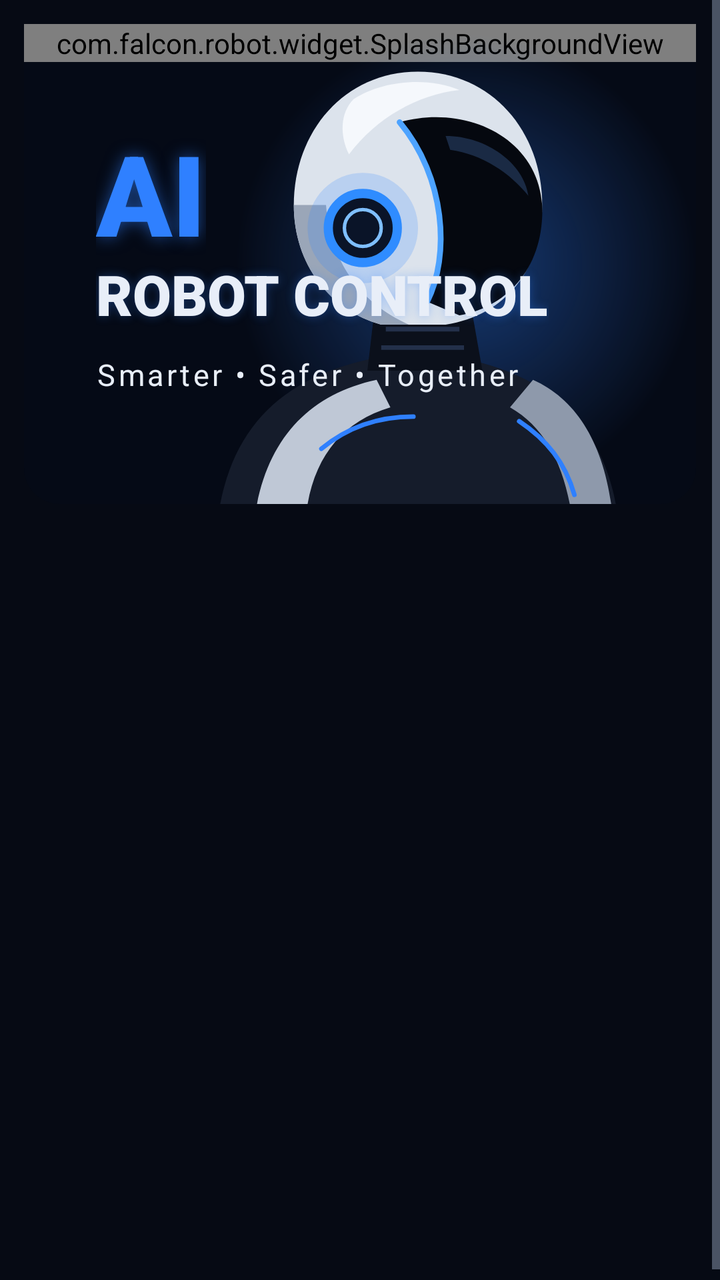
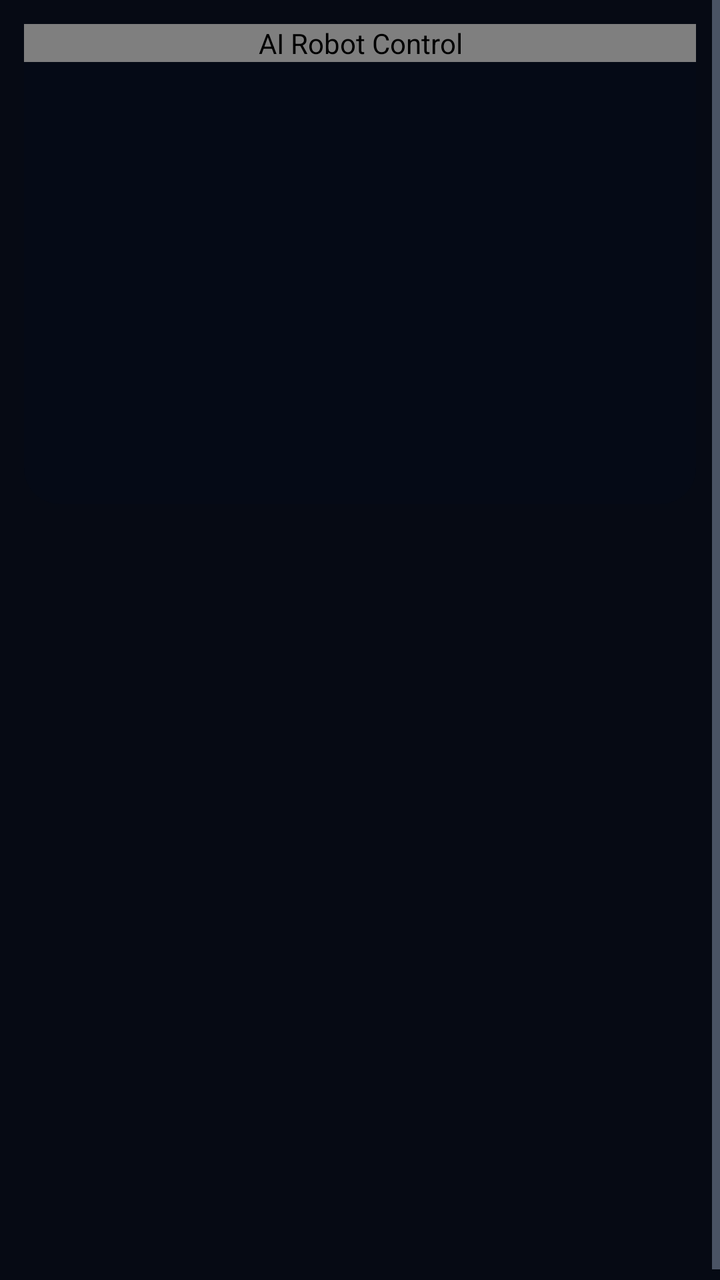

Compare the two renders of this Android layout. The source of the first and the diff that turns it into the second are given below.
<!-- AndroidManifest.xml: application theme Theme.RobotControl -->
<!-- res/layout/activity_main.xml -->
<?xml version="1.0" encoding="utf-8"?>
<ScrollView xmlns:android="http://schemas.android.com/apk/res/android"
    android:id="@+id/home_scroll"
    android:layout_width="match_parent"
    android:layout_height="match_parent"
    android:fillViewport="true">

    <LinearLayout
        android:layout_width="match_parent"
        android:layout_height="wrap_content"
        android:orientation="vertical"
        android:padding="@dimen/screen_padding">

        
        <LinearLayout
            android:id="@+id/columns"
            android:layout_width="match_parent"
            android:layout_height="wrap_content"
            android:layout_weight="1">

            <FrameLayout
                android:id="@+id/hero"
                android:layout_width="match_parent"
                android:layout_height="wrap_content"
                android:background="@drawable/bg_hero_frame"
                android:minHeight="@dimen/hero_min_height"
                android:tag="2.3">

                <com.falcon.robot.widget.SplashBackgroundView
                    android:layout_width="match_parent"
                    android:layout_height="match_parent" />

                <View
                    android:layout_width="@dimen/hero_robot"
                    android:layout_height="@dimen/hero_robot"
                    android:layout_gravity="end|center_vertical"
                    android:background="@drawable/bg_glow_blue" />

                <ImageView
                    android:layout_width="@dimen/hero_robot"
                    android:layout_height="@dimen/hero_robot"
                    android:layout_gravity="end|bottom"
                    android:layout_marginEnd="24dp"
                    android:contentDescription="@null"
                    android:scaleType="fitEnd"
                    android:src="@drawable/img_robot" />

                <LinearLayout
                    android:layout_width="wrap_content"
                    android:layout_height="wrap_content"
                    android:layout_gravity="start|center_vertical"
                    android:orientation="vertical"
                    android:paddingStart="36dp"
                    android:paddingEnd="16dp">

                    <TextView
                        android:id="@+id/hero_ai"
                        android:layout_width="wrap_content"
                        android:layout_height="wrap_content"
                        android:fontFamily="sans-serif-black"
                        android:includeFontPadding="false"
                        android:shadowColor="#882F80FF"
                        android:shadowRadius="20"
                        android:text="@string/title_ai"
                        android:textColor="@color/blue"
                        android:textSize="@dimen/hero_ai" />

                    <TextView
                        android:id="@+id/hero_title"
                        android:layout_width="wrap_content"
                        android:layout_height="wrap_content"
                        android:fontFamily="sans-serif-black"
                        android:includeFontPadding="false"
                        android:shadowColor="#552F80FF"
                        android:shadowRadius="12"
                        android:singleLine="true"
                        android:text="@string/title_rest"
                        android:textColor="@color/text_primary"
                        android:textSize="@dimen/hero_title" />

                    <TextView
                        android:layout_width="wrap_content"
                        android:layout_height="wrap_content"
                        android:layout_marginTop="12dp"
                        android:letterSpacing="0.1"
                        android:text="@string/hero_tagline"
                        android:textColor="@color/text_primary"
                        android:textSize="@dimen/hero_tagline" />
                </LinearLayout>
            </FrameLayout>

            
            <LinearLayout
                style="@style/Panel"
                android:padding="16dp"
                android:tag="1">

                <LinearLayout
                    android:layout_width="match_parent"
                    android:layout_height="wrap_content"
                    android:gravity="center_vertical"
                    android:orientation="horizontal">

                    <TextView
                        android:id="@+id/home_system_status"
                        style="@style/StatusText"
                        android:layout_width="0dp"
                        android:layout_weight="1"
                        android:textSize="15sp" />

                    <LinearLayout
                        android:layout_width="wrap_content"
                        android:layout_height="wrap_content"
                        android:gravity="end"
                        android:orientation="vertical">

                        <TextClock
                            android:layout_width="wrap_content"
                            android:layout_height="wrap_content"
                            android:fontFamily="sans-serif-medium"
                            android:format12Hour="h:mm"
                            android:format24Hour="HH:mm"
                            android:textColor="@color/text_primary"
                            android:textSize="24sp" />

                        <TextClock
                            android:layout_width="wrap_content"
                            android:layout_height="wrap_content"
                            android:format12Hour="@string/date_format"
                            android:format24Hour="@string/date_format"
                            android:textColor="@color/text_secondary"
                            android:textSize="12sp" />
                    </LinearLayout>
                </LinearLayout>

                
                <LinearLayout
                    android:layout_width="match_parent"
                    android:layout_height="wrap_content"
                    android:layout_marginTop="14dp"
                    android:background="@drawable/bg_status_box"
                    android:gravity="center_vertical"
                    android:orientation="horizontal"
                    android:padding="14dp">

                    <ImageView
                        android:id="@+id/status_wifi"
                        android:layout_width="30dp"
                        android:layout_height="30dp"
                        android:contentDescription="@string/wifi"
                        android:src="@drawable/ic_wifi" />

                    <LinearLayout
                        android:layout_width="0dp"
                        android:layout_height="wrap_content"
                        android:layout_marginStart="10dp"
                        android:layout_weight="1"
                        android:orientation="vertical">

                        <TextView
                            style="@style/FieldLabel"
                            android:text="@string/network" />

                        <TextView
                            android:id="@+id/home_network"
                            android:layout_width="wrap_content"
                            android:layout_height="wrap_content"
                            android:textColor="@color/teal"
                            android:textSize="14sp" />
                    </LinearLayout>

                    <View
                        android:layout_width="1dp"
                        android:layout_height="36dp"
                        android:layout_marginLeft="10dp"
                        android:layout_marginRight="10dp"
                        android:background="@color/divider" />

                    <ImageView
                        android:layout_width="30dp"
                        android:layout_height="30dp"
                        android:contentDescription="@null"
                        android:src="@drawable/ic_battery_h" />

                    <LinearLayout
                        android:layout_width="0dp"
                        android:layout_height="wrap_content"
                        android:layout_marginStart="10dp"
                        android:layout_weight="1"
                        android:orientation="vertical">

                        <TextView
                            style="@style/FieldLabel"
                            android:text="@string/battery" />

                        <TextView
                            android:id="@+id/status_battery"
                            android:layout_width="wrap_content"
                            android:layout_height="wrap_content"
                            android:textColor="@color/text_primary"
                            android:textSize="14sp" />

                        <ProgressBar
                            android:id="@+id/home_battery_bar"
                            style="@android:style/Widget.ProgressBar.Horizontal"
                            android:layout_width="match_parent"
                            android:layout_height="6dp"
                            android:layout_marginTop="4dp"
                            android:max="100"
                            android:progressDrawable="@drawable/progress_battery" />
                    </LinearLayout>
                </LinearLayout>

                
                <LinearLayout
                    android:id="@+id/quick_status"
                    android:layout_width="match_parent"
                    android:layout_height="wrap_content"
                    android:layout_weight="1"
                    android:layout_marginTop="12dp"
                    android:background="@drawable/bg_status_box"
                    android:orientation="vertical"
                    android:paddingLeft="14dp"
                    android:paddingTop="10dp"
                    android:paddingRight="8dp"
                    android:paddingBottom="6dp">

                    <TextView
                        android:layout_width="wrap_content"
                        android:layout_height="36dp"
                        android:drawableStart="@drawable/ic_check_circle"
                        android:drawablePadding="10dp"
                        android:gravity="center_vertical"
                        android:text="@string/quick_status"
                        android:textColor="@color/text_primary"
                        android:textSize="15sp" />
                </LinearLayout>
            </LinearLayout>
        </LinearLayout>

        
        <LinearLayout
            android:id="@+id/home_grid"
            android:layout_width="match_parent"
            android:layout_height="wrap_content"
            android:layout_marginTop="@dimen/gap"
            android:layout_weight="1.3"
            android:orientation="vertical" />
    </LinearLayout>
</ScrollView>
<!-- resources referenced by this layout -->
<resources>
  <color name="blue">#FF2F80FF</color>
  <color name="divider">#FF17233A</color>
  <color name="teal">#FF1ED9A4</color>
  <color name="text_primary">#FFE8EEF8</color>
  <color name="text_secondary">#FF8A97AE</color>
  <dimen name="gap">10dp</dimen>
  <dimen name="hero_ai">56sp</dimen>
  <dimen name="hero_min_height">240dp</dimen>
  <dimen name="hero_robot">230dp</dimen>
  <dimen name="hero_tagline">15sp</dimen>
  <dimen name="hero_title">28sp</dimen>
  <dimen name="screen_padding">12dp</dimen>
  <!-- drawable bg_glow_blue (drawable) -->
  <?xml version="1.0" encoding="utf-8"?>
  <shape xmlns:android="http://schemas.android.com/apk/res/android" android:shape="oval">
      <gradient
          android:centerColor="#332F80FF"
          android:endColor="#002F80FF"
          android:gradientRadius="50%p"
          android:startColor="#662F80FF"
          android:type="radial" />
  </shape>
  <!-- drawable bg_hero_frame (drawable) -->
  <?xml version="1.0" encoding="utf-8"?>
  <shape xmlns:android="http://schemas.android.com/apk/res/android" android:shape="rectangle">
      <corners android:radius="18dp" />
      <solid android:color="#FF050A16" />
  </shape>
  <!-- drawable bg_status_box (drawable) -->
  <?xml version="1.0" encoding="utf-8"?>
  <shape xmlns:android="http://schemas.android.com/apk/res/android" android:shape="rectangle">
      <corners android:radius="12dp" />
      <solid android:color="#FF0A1428" />
      <stroke android:width="1dp" android:color="#FF1C2E52" />
  </shape>
  <!-- drawable ic_battery_h (drawable) -->
  <?xml version="1.0" encoding="utf-8"?>
  <vector xmlns:android="http://schemas.android.com/apk/res/android"
      android:width="22dp"
      android:height="22dp"
      android:viewportWidth="24"
      android:viewportHeight="24">
      <path
          android:fillColor="@color/text_primary"
          android:pathData="M3,8h16v8H3zM20,10.5h1.5v3H20z" />
  </vector>
  <!-- drawable img_robot: vector/xml drawable (drawable, 2632 chars, omitted) -->
  <string name="battery">Battery</string>
  <string name="date_format">yyyy-MM-dd  EEE</string>
  <string name="hero_tagline">Smarter  •  Safer  •  Together</string>
  <string name="network">Network</string>
  <string name="quick_status">Quick Status</string>
  <string name="title_ai">AI</string>
  <string name="title_rest">ROBOT CONTROL</string>
  <string name="wifi">Wi-Fi</string>
  <style name="FieldLabel">
          <item name="android:layout_width">wrap_content</item>
          <item name="android:layout_height">wrap_content</item>
          <item name="android:textColor">@color/text_secondary</item>
          <item name="android:textSize">12sp</item>
      </style>
  <style name="Panel">
          <item name="android:layout_width">match_parent</item>
          <item name="android:layout_height">wrap_content</item>
          <item name="android:background">@drawable/bg_panel_blue</item>
          <item name="android:orientation">vertical</item>
          <item name="android:padding">14dp</item>
      </style>
  <style name="StatusText">
          <item name="android:layout_width">wrap_content</item>
          <item name="android:layout_height">wrap_content</item>
          <item name="android:textSize">13sp</item>
          <item name="android:drawablePadding">8dp</item>
          <item name="android:gravity">center_vertical</item>
      </style>
  <color name="cyan">#FF22D3EE</color>
  <!-- drawable bg_panel_blue (drawable) -->
  <?xml version="1.0" encoding="utf-8"?>
  <shape xmlns:android="http://schemas.android.com/apk/res/android" android:shape="rectangle">
      <corners android:radius="14dp" />
      <gradient android:angle="270" android:startColor="#FF0D172B" android:endColor="#FF080E1C" />
      <stroke android:width="1dp" android:color="#FF22345A" />
  </shape>
  <color name="bg">#FF060A14</color>
  <color name="text_muted">#FF5D6A82</color>
  <!-- unchanged entries left out for length: 4 -->
</resources>

<!-- the commit's change to res/layout/activity_main.xml (unified diff, before → after) -->
@@ -18,6 +18,7 @@
             android:layout_height="wrap_content"
             android:layout_weight="1">
 
+            
             <FrameLayout
                 android:id="@+id/hero"
                 android:layout_width="match_parent"
@@ -26,67 +27,12 @@
                 android:minHeight="@dimen/hero_min_height"
                 android:tag="2.3">
 
-                <com.falcon.robot.widget.SplashBackgroundView
+                <com.falcon.robot.widget.CoverImageView
+                    android:id="@+id/hero_image"
                     android:layout_width="match_parent"
-                    android:layout_height="match_parent" />
-
-                <View
-                    android:layout_width="@dimen/hero_robot"
-                    android:layout_height="@dimen/hero_robot"
-                    android:layout_gravity="end|center_vertical"
-                    android:background="@drawable/bg_glow_blue" />
-
-                <ImageView
-                    android:layout_width="@dimen/hero_robot"
-                    android:layout_height="@dimen/hero_robot"
-                    android:layout_gravity="end|bottom"
-                    android:layout_marginEnd="24dp"
-                    android:contentDescription="@null"
-                    android:scaleType="fitEnd"
-                    android:src="@drawable/img_robot" />
-
-                <LinearLayout
-                    android:layout_width="wrap_content"
-                    android:layout_height="wrap_content"
-                    android:layout_gravity="start|center_vertical"
-                    android:orientation="vertical"
-                    android:paddingStart="36dp"
-                    android:paddingEnd="16dp">
-
-                    <TextView
-                        android:id="@+id/hero_ai"
-                        android:layout_width="wrap_content"
-                        android:layout_height="wrap_content"
-                        android:fontFamily="sans-serif-black"
-                        android:includeFontPadding="false"
-                        android:shadowColor="#882F80FF"
-                        android:shadowRadius="20"
-                        android:text="@string/title_ai"
-                        android:textColor="@color/blue"
-                        android:textSize="@dimen/hero_ai" />
-
-                    <TextView
-                        android:id="@+id/hero_title"
-                        android:layout_width="wrap_content"
-                        android:layout_height="wrap_content"
-                        android:fontFamily="sans-serif-black"
-                        android:includeFontPadding="false"
-                        android:shadowColor="#552F80FF"
-                        android:shadowRadius="12"
-                        android:singleLine="true"
-                        android:text="@string/title_rest"
-                        android:textColor="@color/text_primary"
-                        android:textSize="@dimen/hero_title" />
-
-                    <TextView
-                        android:layout_width="wrap_content"
-                        android:layout_height="wrap_content"
-                        android:layout_marginTop="12dp"
-                        android:letterSpacing="0.1"
-                        android:text="@string/hero_tagline"
-                        android:textColor="@color/text_primary"
-                        android:textSize="@dimen/hero_tagline" />
-                </LinearLayout>
+                    android:layout_height="match_parent"
+                    android:contentDescription="@string/app_name"
+                    android:src="@drawable/home_hero" />
             </FrameLayout>
 
             
@@ -244,7 +190,6 @@
             android:layout_width="match_parent"
             android:layout_height="wrap_content"
             android:layout_marginTop="@dimen/gap"
-            android:layout_weight="1.3"
             android:orientation="vertical" />
     </LinearLayout>
 </ScrollView>
<!-- resource entries referenced after the edit -->
@@ -6,22 +6,8 @@
   <color name="text_primary">#FFE8EEF8</color>
   <color name="text_secondary">#FF8A97AE</color>
   <dimen name="gap">10dp</dimen>
-  <dimen name="hero_ai">56sp</dimen>
   <dimen name="hero_min_height">240dp</dimen>
-  <dimen name="hero_robot">230dp</dimen>
-  <dimen name="hero_tagline">15sp</dimen>
-  <dimen name="hero_title">28sp</dimen>
   <dimen name="screen_padding">12dp</dimen>
-  <!-- drawable bg_glow_blue (drawable) -->
-  <?xml version="1.0" encoding="utf-8"?>
-  <shape xmlns:android="http://schemas.android.com/apk/res/android" android:shape="oval">
-      <gradient
-          android:centerColor="#332F80FF"
-          android:endColor="#002F80FF"
-          android:gradientRadius="50%p"
-          android:startColor="#662F80FF"
-          android:type="radial" />
-  </shape>
   <!-- drawable bg_hero_frame (drawable) -->
   <?xml version="1.0" encoding="utf-8"?>
   <shape xmlns:android="http://schemas.android.com/apk/res/android" android:shape="rectangle">
@@ -35,6 +21,7 @@
       <solid android:color="#FF0A1428" />
       <stroke android:width="1dp" android:color="#FF1C2E52" />
   </shape>
+  <!-- drawable home_hero: png bitmap (drawable-nodpi, 703684 bytes) -->
   <!-- drawable ic_battery_h (drawable) -->
   <?xml version="1.0" encoding="utf-8"?>
   <vector xmlns:android="http://schemas.android.com/apk/res/android"
@@ -46,14 +33,11 @@
           android:fillColor="@color/text_primary"
           android:pathData="M3,8h16v8H3zM20,10.5h1.5v3H20z" />
   </vector>
-  <!-- drawable img_robot: vector/xml drawable (drawable, 2632 chars, omitted) -->
+  <string name="app_name">AI Robot Control</string>
   <string name="battery">Battery</string>
   <string name="date_format">yyyy-MM-dd  EEE</string>
-  <string name="hero_tagline">Smarter  •  Safer  •  Together</string>
   <string name="network">Network</string>
   <string name="quick_status">Quick Status</string>
-  <string name="title_ai">AI</string>
-  <string name="title_rest">ROBOT CONTROL</string>
   <string name="wifi">Wi-Fi</string>
   <style name="FieldLabel">
           <item name="android:layout_width">wrap_content</item>
